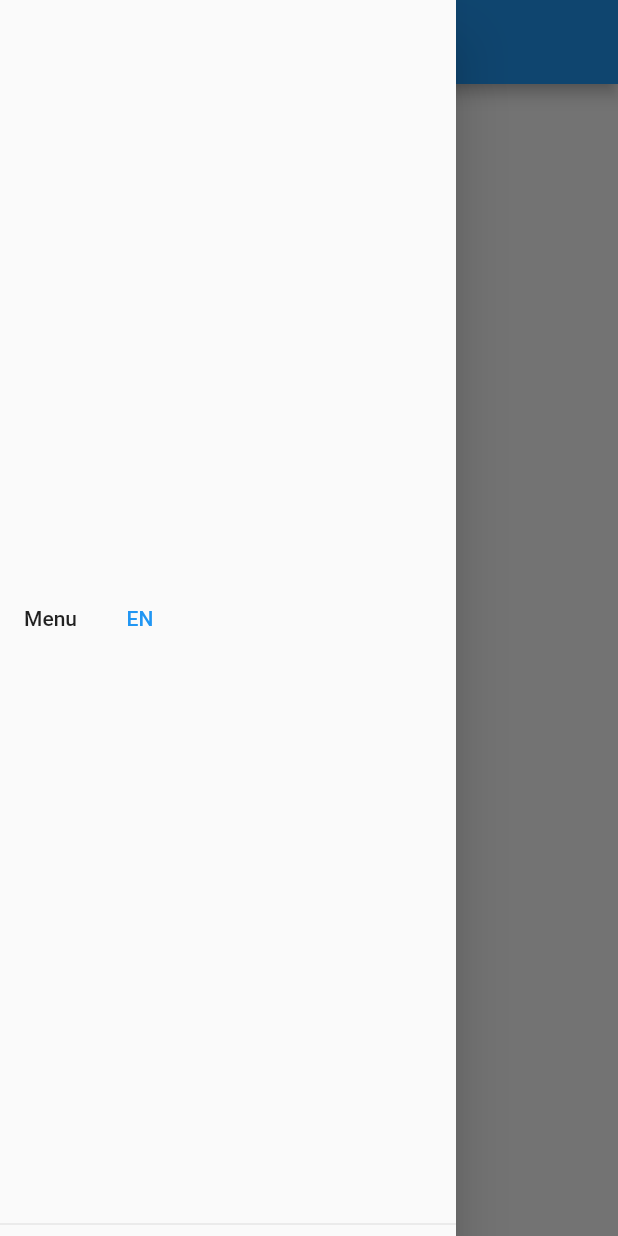
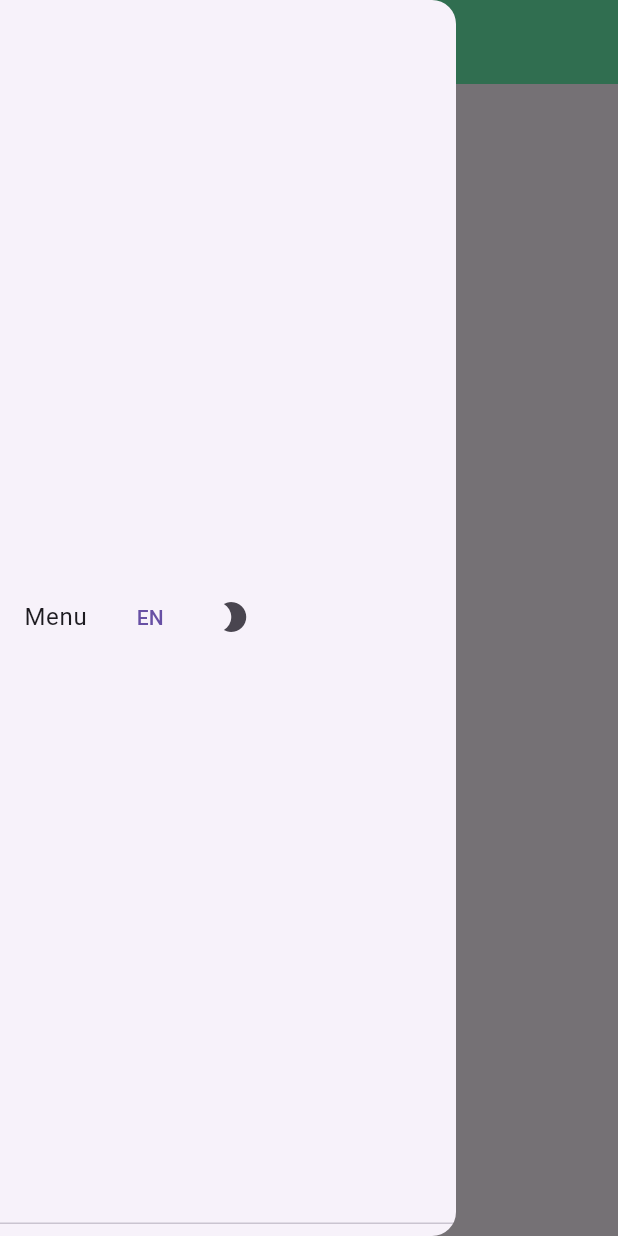
Before and after one commit to Yura-0/booker, a Flutter app: the screen it shows after launch, with the side drawer open, on a phone screen of 412 x 824 dp. Run offline on Flutter 3.47's test engine with Material 2 defaults, Android fonts, the phone set to English and light mode, and no system bars; our stand-ins replace flutter_bloc, shared_preferences; generated files the repository leaves out were written again.

Commit message:
Create themes

```diff
--- a/Sources/Booker/booker/lib/booker_app.dart
+++ b/Sources/Booker/booker/lib/booker_app.dart
@@ -1,27 +1,33 @@
-import 'package:booker/core/localization/localization_bloc.dart';
-import 'package:booker/features/home_features/view/home_screen.dart';
 import 'package:flutter/material.dart';
 import 'package:flutter_bloc/flutter_bloc.dart';
 import 'package:flutter_localizations/flutter_localizations.dart';
+
+import 'package:booker/core/core_exp.dart';
+import 'package:booker/features/home_features/view/home_screen.dart';
 import 'package:booker/generated/l10n.dart';
 
 class BookerApp extends StatelessWidget {
   const BookerApp({super.key});
 
+  @override
   Widget build(BuildContext context) {
-
     return MultiBlocProvider(
       providers: [
         BlocProvider<LocalizationBloc>(
           create: (context) => LocalizationBloc()..loadSavedLocale(),
         ),
+        BlocProvider<ThemeBloc>(
+          create: (context) => ThemeBloc(),
+        ),
       ],
       child: BlocBuilder<LocalizationBloc, Locale>(builder: (context, locale) {
+        return BlocBuilder<ThemeBloc, AppTheme>(
+          builder: (context, theme) {
             return MaterialApp(
               title: 'Booker app',
-          theme: ThemeData(
-            primarySwatch: Colors.blue,
-          ),
+              theme: theme == AppTheme.light
+                  ? ThemeApp().light()
+                  : ThemeApp().dark(),
               localizationsDelegates: const [
                 S.delegate,
                 GlobalMaterialLocalizations.delegate,
@@ -31,6 +37,8 @@ class BookerApp extends StatelessWidget {
               supportedLocales: S.delegate.supportedLocales,
               home: HomeScreen(),
             );
+          },
+        );
       }),
     );
   }
--- /dev/null
+++ b/Sources/Booker/booker/lib/core/core_exp.dart
@@ -0,0 +1,3 @@
+export 'theme/theme_app.dart';
+export 'theme/theme_bloc.dart';
+export 'localization/localization_bloc.dart';
--- /dev/null
+++ b/Sources/Booker/booker/lib/core/theme/theme_app.dart
@@ -0,0 +1,21 @@
+import 'package:flutter/material.dart';
+
+class ThemeApp {
+  light() =>
+      ThemeData(
+          brightness: Brightness.light,
+          primaryColor: Colors.greenAccent,
+          appBarTheme: const AppBarTheme( color: Colors.greenAccent),
+          floatingActionButtonTheme: const FloatingActionButtonThemeData(
+              backgroundColor: Colors.greenAccent),
+          useMaterial3: true);
+  dark() => ThemeData(
+        brightness: Brightness.dark,
+        primaryColor: Colors.green[800],
+         appBarTheme: AppBarTheme( color: Colors.green[800]),
+        floatingActionButtonTheme: const FloatingActionButtonThemeData(
+          backgroundColor: Colors.green,
+        ),
+        useMaterial3: true,
+      );
+}
--- /dev/null
+++ b/Sources/Booker/booker/lib/core/theme/theme_bloc.dart
@@ -0,0 +1,20 @@
+import 'package:flutter_bloc/flutter_bloc.dart';
+
+enum AppTheme {
+  light,
+  dark,
+}
+
+class ThemeBloc extends Bloc<bool, AppTheme> {
+  ThemeBloc() : super(AppTheme.light) {
+    on<bool>((isToggle, emit) {
+      if (isToggle) {
+        emit(state == AppTheme.light ? AppTheme.dark : AppTheme.light);
+      }
+    });
+  }
+
+  void toggleTheme() {
+    add(true);
+  }
+}
--- a/Sources/Booker/booker/lib/features/home_features/view/home_screen.dart
+++ b/Sources/Booker/booker/lib/features/home_features/view/home_screen.dart
@@ -1,4 +1,5 @@
 import 'package:booker/core/localization/localization_bloc.dart';
+import 'package:booker/core/theme/theme_bloc.dart';
 import 'package:booker/generated/l10n.dart';
 import 'package:flutter/material.dart';
 import 'package:flutter_bloc/flutter_bloc.dart';
@@ -9,6 +10,7 @@ class HomeScreen extends StatelessWidget {
   @override
   Widget build(BuildContext context) {
     final localizationBloc = BlocProvider.of<LocalizationBloc>(context);
+    final themeBloc = BlocProvider.of<ThemeBloc>(context);
     return Scaffold(
       appBar: AppBar(
         title: Text(S.of(context).hello),
@@ -39,6 +41,14 @@ class HomeScreen extends StatelessWidget {
                 localizationBloc.state == const Locale('en', '') ? "EN" : "UA",
               ),
             ),
+            IconButton(
+              onPressed: () {
+                themeBloc.toggleTheme();
+              },
+              icon: themeBloc.state == AppTheme.dark
+                  ? const Icon(Icons.brightness_4)
+                  : const Icon(Icons.brightness_2),
+            ),
           ],
         )),
       ),
```
Lines whose indentation alone changed are shown as unchanged.
